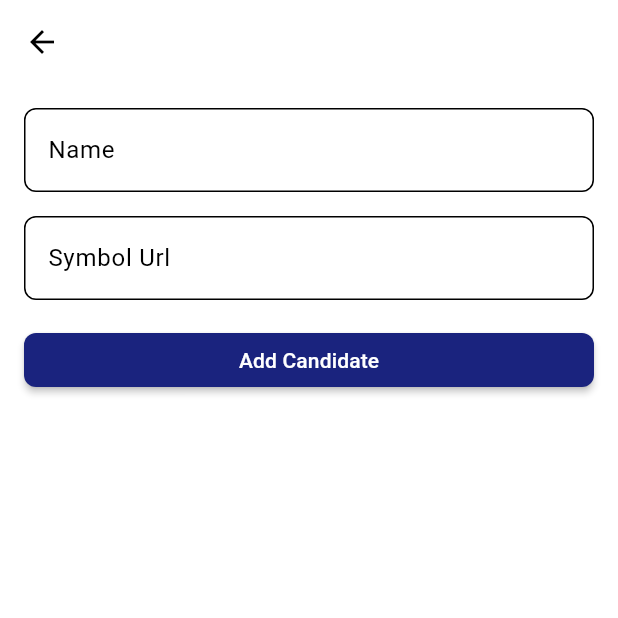
After one commit to Mohammad-Areeb-Kashaf/voting_handler, a Flutter app: the CandidateEdittableScreen screen opened by its route, after a tap on the "add" icon, on a phone screen of 412 x 824 dp, the top half of it. The commit adds this screen. Run offline on Flutter 3.47's test engine with Material 3 defaults, Android fonts, the phone set to English and light mode, and no system bars; our stand-ins replace cloud_firestore, firebase_core, get; missing offline and left inert: fzregex; accounts and stored records are empty.

Commit message:
candidate adding and editting is now working

```diff
--- a/lib/main.dart
+++ b/lib/main.dart
@@ -26,6 +26,9 @@ class MyApp extends StatelessWidget {
       getPages: Routes.routes,
       title: 'Voting Handler',
       theme: ThemeData(
+        colorScheme: const ColorScheme.light(
+          primary: Color.fromRGBO(26, 35, 126, 1),
+        ),
         useMaterial3: true,
       ),
       home: const HomeScreen(),
--- a/lib/routes/routes.dart
+++ b/lib/routes/routes.dart
@@ -1,19 +1,25 @@
 import 'package:get/get.dart';
+import 'package:voting_handler/screens/candidate_add_screen.dart';
 import 'package:voting_handler/screens/candidate_edit_screen.dart';
+import 'package:voting_handler/screens/candidate_edittable_screen.dart';
 import 'package:voting_handler/screens/home_screen.dart';
 
 class Routes {
   static String home = "/home";
+  static String candidateEdittable = "/candidate_edittable";
+  static String candidateAdd = "/candidate_add";
   static String candidateEdit = "/candidate_edit";
 
   static String getHomeRoute() => home;
+  static String getCandidateEdittableRoute() => candidateEdittable;
+  static String getCandidateAddRoute() => candidateAdd;
   static String getCandidateEditRoute() => candidateEdit;
 
   static List<GetPage> routes = [
     GetPage(name: home, page: () => const HomeScreen()),
     GetPage(
-      name: candidateEdit,
-      page: () => const CandidateEditScreen(),
-    ),
+        name: candidateEdittable, page: () => const CandidateEdittableScreen()),
+    GetPage(name: candidateAdd, page: () => const CandidateAddScreen()),
+    GetPage(name: candidateEdit, page: () => const CandidateEditScreen()),
   ];
 }
--- /dev/null
+++ b/lib/screens/candidate_add_screen.dart
@@ -0,0 +1,18 @@
+import 'package:flutter/material.dart';
+import 'package:voting_handler/widgets/candidate_form.dart';
+
+class CandidateAddScreen extends StatelessWidget {
+  const CandidateAddScreen({super.key});
+
+  @override
+  Widget build(BuildContext context) {
+    return Scaffold(
+      appBar: AppBar(),
+      body: const SingleChildScrollView(
+        child: SafeArea(
+          child: CandidateForm(),
+        ),
+      ),
+    );
+  }
+}
--- /dev/null
+++ b/lib/screens/candidate_edittable_screen.dart
@@ -0,0 +1,30 @@
+import 'package:flutter/material.dart';
+import 'package:get/get.dart';
+import 'package:voting_handler/controllers/candidate_controller.dart';
+
+class CandidateEdittableScreen extends StatefulWidget {
+  const CandidateEdittableScreen({super.key});
+
+  @override
+  State<CandidateEdittableScreen> createState() =>
+      _CandidateEdittableScreenState();
+}
+
+class _CandidateEdittableScreenState extends State<CandidateEdittableScreen> {
+  final candidateController = Get.find<CandidateController>();
+  @override
+  Widget build(BuildContext context) {
+    return Scaffold(
+      appBar: AppBar(),
+      floatingActionButton: FloatingActionButton(
+        onPressed: () => Get.toNamed("/candidate_add"),
+        backgroundColor: Colors.indigo.shade900,
+        child: const Icon(
+          Icons.add,
+          color: Colors.white,
+        ),
+      ),
+      body: candidateController.getCandidates(isEdit: true),
+    );
+  }
+}
--- /dev/null
+++ b/lib/widgets/candidate_form.dart
@@ -0,0 +1,111 @@
+import 'package:flutter/material.dart';
+import 'package:fzregex/fzregex.dart';
+import 'package:fzregex/utils/pattern.dart';
+import 'package:get/get.dart';
+import 'package:voting_handler/controllers/candidate_controller.dart';
+import 'package:voting_handler/models/candidate_model.dart';
+
+class CandidateForm extends StatefulWidget {
+  final bool isEdit;
+  final int index;
+  const CandidateForm({super.key, this.isEdit = false, this.index = 0});
+
+  @override
+  State<CandidateForm> createState() => _CandidateFormState();
+}
+
+class _CandidateFormState extends State<CandidateForm> {
+  final candidateController = Get.find<CandidateController>();
+  final TextEditingController nameController = TextEditingController(),
+      symbolImageUrlController = TextEditingController();
+
+  @override
+  void initState() {
+    if (widget.isEdit) {
+      nameController.text = candidateController.candidates[widget.index].name;
+      symbolImageUrlController.text =
+          candidateController.candidates[widget.index].symbolImageUrl;
+    }
+    super.initState();
+  }
+
+  @override
+  Widget build(BuildContext context) {
+    return Padding(
+      padding: const EdgeInsets.all(16.0),
+      child: Form(
+        child: Column(
+          crossAxisAlignment: CrossAxisAlignment.stretch,
+          children: [
+            TextFormField(
+              controller: nameController,
+              decoration: InputDecoration(
+                labelText: 'Name',
+                border: OutlineInputBorder(
+                  borderRadius: BorderRadius.circular(8.0),
+                ),
+              ),
+            ),
+            const SizedBox(height: 16.0),
+            TextFormField(
+              controller: symbolImageUrlController,
+              decoration: InputDecoration(
+                labelText: 'Symbol Url',
+                border: OutlineInputBorder(
+                  borderRadius: BorderRadius.circular(8.0),
+                ),
+              ),
+            ),
+            const SizedBox(height: 16.0),
+            MaterialButton(
+              onPressed: () async {
+                final String name = nameController.text.trim();
+                final String symbolImageUrl =
+                    symbolImageUrlController.text.trim();
+                if (name.isEmpty || symbolImageUrl.isEmpty) {
+                  ScaffoldMessenger.of(context).showSnackBar(
+                    const SnackBar(
+                      content: Text('Please fill in all fields'),
+                    ),
+                  );
+                  return;
+                } else {
+                  if (Fzregex.hasMatch(symbolImageUrl, FzPattern.url)) {
+                    final candidateModel = CandidateModel(
+                        name: name, symbolImageUrl: symbolImageUrl, votes: 0);
+
+                    if (widget.isEdit) {
+                      candidateController.candidates[widget.index] =
+                          candidateModel;
+                      await candidateController.updateCandidate(
+                          index: widget.index);
+                      Get.back();
+                    } else {
+                      candidateController.addCandidate(
+                          candidateModel: candidateModel);
+                      Get.back();
+                    }
+                  } else {
+                    ScaffoldMessenger.of(context).showSnackBar(
+                      const SnackBar(
+                        content: Text("Invalid Symbol Url"),
+                      ),
+                    );
+                  }
+                }
+              },
+              color: Colors.indigo.shade900,
+              shape: RoundedRectangleBorder(
+                borderRadius: BorderRadius.circular(8.0),
+              ),
+              child: Text(
+                widget.isEdit ? 'Save Candidate' : 'Add Candidate',
+                style: const TextStyle(color: Colors.white),
+              ),
+            )
+          ],
+        ),
+      ),
+    );
+  }
+}
--- a/pubspec.yaml
+++ b/pubspec.yaml
@@ -38,6 +38,8 @@ dependencies:
   firebase_core: ^2.30.0
   cloud_firestore: ^4.17.0
   get: ^4.6.6
+  fzregex: ^2.0.0
+  loading_overlay: ^0.3.0
 
 dev_dependencies:
   flutter_test:
```
Also changed, not shown: lib/controllers/candidate_controller.dart (+16 -8 lines), lib/screens/candidate_edit_screen.dart (+7 -29 lines), pubspec.lock.
